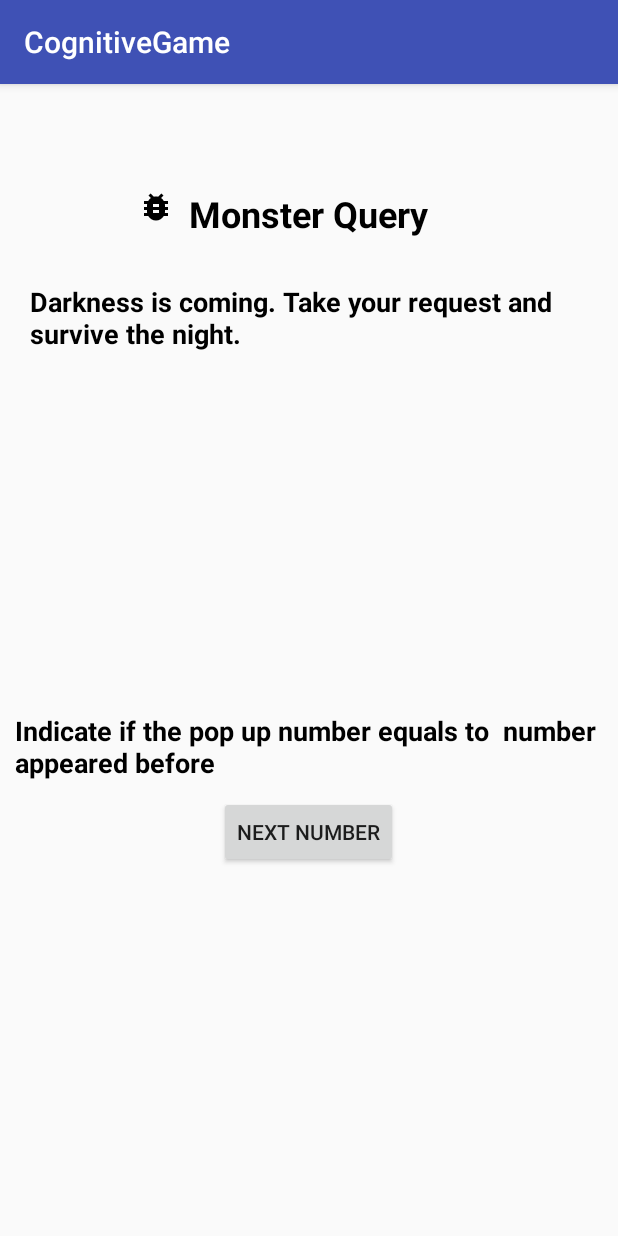
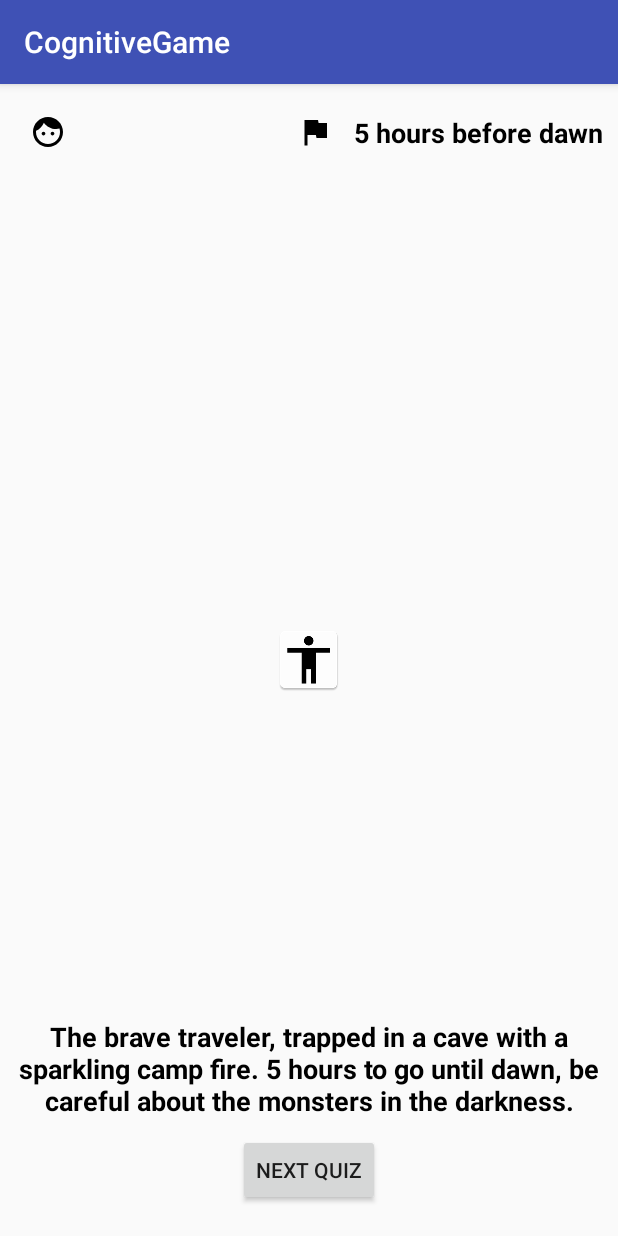
Before and after one commit to jiajiasheen/Cognitive-RPG-Game, an Android app: the screen it shows after launch (QuestionInterface before the commit, MainInterface after it), after a tap on "WELCOME", on a phone screen of 412 x 824 dp. Run offline under Robolectric (Android 15) with nearby library versions, the phone set to English and light mode, and no system bars; plain views replace HTextView.

Commit message:
fragment and layouts done

```diff
--- a/app/src/main/AndroidManifest.xml
+++ b/app/src/main/AndroidManifest.xml
@@ -15,8 +15,8 @@
                 <category android:name="android.intent.category.LAUNCHER" />
             </intent-filter>
         </activity>
-        <activity android:name=".Activity.Activity.StoryInterface"/>
-        <activity android:name=".Activity.Activity.QuestionInterface"/>
+        <activity android:name=".Activity.Activity.MainInterface"/>
+        <activity android:name=".Activity.Fragments.QuestionInterface"/>
     </application>
 
 </manifest>
--- a/app/src/main/java/tongzou/cognitivegame/Activity/Activity/MainActivity.java
+++ b/app/src/main/java/tongzou/cognitivegame/Activity/Activity/MainActivity.java
@@ -22,7 +22,6 @@ public class MainActivity extends AppCompatActivity {
 
         context = this;
 
-
         Button loginBtn = (Button) findViewById(R.id.login_btn);
         final EditText mEditTxt = (EditText) findViewById(R.id.login_input);
 
@@ -30,7 +29,7 @@ public class MainActivity extends AppCompatActivity {
             @Override
             public void onClick(View v) {
                 userName = mEditTxt.getText().toString();
-                Intent main_ui = new Intent(context, QuestionInterface.class);
+                Intent main_ui = new Intent(context, MainInterface.class).putExtra("uName", userName);
                 startActivity(main_ui);
                 finish();
             }
--- /dev/null
+++ b/app/src/main/java/tongzou/cognitivegame/Activity/Activity/MainInterface.java
@@ -0,0 +1,49 @@
+package tongzou.cognitivegame.Activity.Activity;
+
+import android.os.Bundle;
+import android.app.FragmentManager;
+import android.app.FragmentTransaction;
+import android.support.v7.app.AppCompatActivity;
+
+import java.util.ArrayList;
+
+import tongzou.cognitivegame.Activity.Fragments.StoryInterface;
+import tongzou.cognitivegame.R;
+
+/**
+ * Created by Draco on 2016-11-07.
+ */
+
+public class MainInterface extends AppCompatActivity {
+    public static String userName;
+    public static Integer hour_left;
+    public static ArrayList<Integer> time_consump_list;
+    public static ArrayList<Integer> accuracy_list;
+
+    @Override
+    protected void onCreate(Bundle savedInstanceState) {
+        super.onCreate(savedInstanceState);
+        setContentView(R.layout.main_interface);
+
+        userName = getIntent().getStringExtra("uName");
+        hour_left = 5;
+        time_consump_list = new ArrayList<>();
+        accuracy_list = new ArrayList<>();
+
+        if(savedInstanceState == null){
+            FragmentManager fragmentManager = getFragmentManager();
+            FragmentTransaction fragmentTransaction = fragmentManager.beginTransaction();
+            StoryInterface storyFragment = new StoryInterface();
+            fragmentTransaction.add(R.id.main_interface, storyFragment);
+            fragmentTransaction.commit();
+        }
+    }
+
+    @Override
+    public void onBackPressed() {
+        if(getFragmentManager().getBackStackEntryCount() != 0)
+            getFragmentManager().popBackStackImmediate();
+        else
+            super.onBackPressed();
+    }
+}
--- a/app/src/main/java/tongzou/cognitivegame/Activity/Activity/QuestionInterface.java
+++ /dev/null
@@ -1,111 +0,0 @@
-package tongzou.cognitivegame.Activity.Activity;
-
-import android.app.Activity;
-import android.content.Context;
-import android.content.DialogInterface;
-import android.content.Intent;
-import android.os.Bundle;
-import android.support.v7.app.AlertDialog;
-import android.support.v7.app.AppCompatActivity;
-import android.util.Log;
-import android.view.View;
-import android.widget.Button;
-import android.widget.TextSwitcher;
-import android.widget.TextView;
-
-import com.hanks.htextview.HTextView;
-
-import tongzou.cognitivegame.Activity.Class.QuestionRandomGenerator;
-import tongzou.cognitivegame.R;
-
-/**
- * Created by Draco on 2016-11-01.
- */
-
-public class QuestionInterface extends AppCompatActivity {
-    public int[] numbers;
-    public int pos = 0;
-    public Context context;
-    public Integer correct = 0;
-    public int nBack = 2;
-
-    @Override
-    protected void onCreate(Bundle savedInstanceState) {
-        super.onCreate(savedInstanceState);
-        setContentView(R.layout.quiz_layout);
-        context = this;
-
-        final HTextView nText = (HTextView) findViewById(R.id.N_Back_Number);
-
-        numbers = new QuestionRandomGenerator().generator(2);
-
-        nText.animateText(Integer.toString(numbers[pos]));
-
-        final Button nextNumBtn = (Button) findViewById(R.id.next_btn);
-        final Button corr_btn = (Button) findViewById(R.id.Correct);
-        final Button wron_btn = (Button) findViewById(R.id.Wrong);
-
-        nextNumBtn.setOnClickListener(new View.OnClickListener() {
-            @Override
-            public void onClick(View v) {
-                pos++;
-                nText.animateText(Integer.toString(numbers[pos]));
-                if(pos == 2) {
-                    nextNumBtn.setVisibility(View.GONE);
-                    corr_btn.setVisibility(View.VISIBLE);
-                    wron_btn.setVisibility(View.VISIBLE);
-                }
-            }
-        });
-
-        corr_btn.setOnClickListener(new View.OnClickListener() {
-            @Override
-            public void onClick(View v) {
-               //if(pos < numbers.length) {
-                if(numbers[pos] == numbers[pos - nBack]) {
-                    correct++;
-                    Log.i("===correct", correct+"" + " numbers last: " + numbers[pos - nBack] + " number this: " + numbers[pos] +"");
-                }
-                Log.i("correct", correct+"" + " numbers last: " + numbers[pos - nBack] + " number this: " + numbers[pos] +"");
-                updateTextView(nText);
-                //}else
-                //    FinishQuiz();
-            }
-        });
-
-        wron_btn.setOnClickListener(new View.OnClickListener() {
-            @Override
-            public void onClick(View v) {
-                if(numbers[pos] != numbers[pos - nBack]) {
-                    correct++;
-                    Log.i("===correct", correct+"" + " numbers last: " + numbers[pos - nBack] + " number this: " + numbers[pos] +"");
-                }
-                Log.i("correct", correct+"" + " numbers last: " + numbers[pos - nBack] + " number this: " + numbers[pos] +"");
-                updateTextView(nText);
-            }
-        });
-    }
-
-    public void updateTextView(HTextView textView){
-        pos++;
-        if(pos < numbers.length)
-            textView.animateText(Integer.toString(numbers[pos]));
-        else
-            FinishQuiz();
-    }
-
-    public void FinishQuiz(){
-        AlertDialog.Builder builder = new AlertDialog.Builder(context);
-        builder.setMessage(correct.toString() + " correct among " + (numbers.length - nBack) + "");
-        builder.setPositiveButton("Ok", new DialogInterface.OnClickListener() {
-            @Override
-            public void onClick(DialogInterface dialog, int which) {
-                Intent back_to_story = new Intent(context, StoryInterface.class);
-                startActivity(back_to_story);
-                ((Activity)context).finish();
-            }
-        });
-        builder.setCancelable(false);
-        builder.create().show();
-    }
-}
--- /dev/null
+++ b/app/src/main/java/tongzou/cognitivegame/Activity/Fragments/StoryInterface.java
@@ -0,0 +1,49 @@
+package tongzou.cognitivegame.Activity.Fragments;
+
+import android.app.Fragment;
+import android.app.FragmentTransaction;
+import android.os.Bundle;
+import android.app.FragmentManager;
+import android.view.LayoutInflater;
+import android.view.View;
+import android.view.ViewGroup;
+import android.widget.Button;
+import android.widget.TextView;
+
+import tongzou.cognitivegame.Activity.Activity.MainInterface;
+import tongzou.cognitivegame.R;
+
+/**
+ * Created by Draco on 2016-11-01.
+ */
+
+public class StoryInterface extends Fragment{
+    String userName = MainInterface.userName;
+    Integer hour = MainInterface.hour_left;
+    private View resultView;
+
+    @Override
+    public View onCreateView(LayoutInflater inflater, ViewGroup container, Bundle savedInstanceState) {
+        resultView = inflater.inflate(R.layout.story_layout, container, false);
+
+        TextView uName = (TextView) resultView.findViewById(R.id.uName);
+        uName.setText(userName);
+        TextView hours = (TextView) resultView.findViewById(R.id.hours);
+        hours.setText(hour.toString() + " hours before dawn");
+
+        Button tmp_button = (Button) resultView.findViewById(R.id.tmp_btn);
+        tmp_button.setOnClickListener(new View.OnClickListener() {
+            @Override
+            public void onClick(View v) {
+                FragmentManager fragmentManager = getFragmentManager();
+                QuestionInterface qi = new QuestionInterface();
+                FragmentTransaction ft = fragmentManager.beginTransaction();
+                ft.replace(R.id.main_interface, qi);
+                //ft.addToBackStack(null);
+                ft.commit();
+            }
+        });
+
+        return resultView;
+    }
+}
--- /dev/null
+++ b/app/src/main/res/drawable/ic_assistant_photo_black_24dp.xml
@@ -0,0 +1,9 @@
+<vector xmlns:android="http://schemas.android.com/apk/res/android"
+        android:width="24dp"
+        android:height="24dp"
+        android:viewportWidth="24.0"
+        android:viewportHeight="24.0">
+    <path
+        android:fillColor="#FF000000"
+        android:pathData="M14.4,6L14,4H5v17h2v-7h5.6l0.4,2h7V6z"/>
+</vector>
--- /dev/null
+++ b/app/src/main/res/drawable/ic_face_black_24dp.xml
@@ -0,0 +1,9 @@
+<vector xmlns:android="http://schemas.android.com/apk/res/android"
+        android:width="24dp"
+        android:height="24dp"
+        android:viewportWidth="24.0"
+        android:viewportHeight="24.0">
+    <path
+        android:fillColor="#FF000000"
+        android:pathData="M9,11.75c-0.69,0 -1.25,0.56 -1.25,1.25s0.56,1.25 1.25,1.25 1.25,-0.56 1.25,-1.25 -0.56,-1.25 -1.25,-1.25zM15,11.75c-0.69,0 -1.25,0.56 -1.25,1.25s0.56,1.25 1.25,1.25 1.25,-0.56 1.25,-1.25 -0.56,-1.25 -1.25,-1.25zM12,2C6.48,2 2,6.48 2,12s4.48,10 10,10 10,-4.48 10,-10S17.52,2 12,2zM12,20c-4.41,0 -8,-3.59 -8,-8 0,-0.29 0.02,-0.58 0.05,-0.86 2.36,-1.05 4.23,-2.98 5.21,-5.37C11.07,8.33 14.05,10 17.42,10c0.78,0 1.53,-0.09 2.25,-0.26 0.21,0.71 0.33,1.47 0.33,2.26 0,4.41 -3.59,8 -8,8z"/>
+</vector>
--- /dev/null
+++ b/app/src/main/res/layout/main_interface.xml
@@ -0,0 +1,7 @@
+<?xml version="1.0" encoding="utf-8"?>
+<LinearLayout xmlns:android="http://schemas.android.com/apk/res/android"
+    android:orientation="vertical" android:layout_width="match_parent"
+    android:layout_height="match_parent"
+    android:id="@+id/main_interface">
+
+</LinearLayout>
--- a/app/src/main/res/layout/quiz_layout.xml
+++ b/app/src/main/res/layout/quiz_layout.xml
@@ -4,18 +4,21 @@
     android:orientation="vertical" android:layout_width="match_parent"
     android:layout_height="match_parent">
 
-    <LinearLayout
-        android:id="@+id/space"
-        android:orientation="horizontal"
-        android:layout_width="match_parent"
-        android:layout_height="70sp"></LinearLayout>
+    <ImageView
+        android:id="@+id/quiz_instruction"
+        android:layout_width="30dp"
+        android:layout_height="30dp"
+        android:layout_alignParentRight="true"
+        android:layout_marginTop="30dp"
+        android:layout_marginRight="30dp"
+        android:src="@drawable/ic_live_help_black_24dp" />
 
     <RelativeLayout
         android:id="@+id/title_space"
         android:layout_width="match_parent"
         android:layout_height="wrap_content"
         android:orientation="horizontal"
-        android:layout_below="@+id/space"
+        android:layout_marginTop="30dp"
         android:layout_alignParentStart="true">
 
         <ImageView
@@ -23,6 +26,7 @@
             android:layout_width="wrap_content"
             android:layout_height="wrap_content"
             android:src="@drawable/ic_bug_report_black_24dp"
+            android:layout_centerVertical="true"
             android:layout_toStartOf="@+id/quiz_title" />
 
         <TextView
@@ -54,7 +58,7 @@
     <RelativeLayout
         android:id="@+id/number_space"
         android:layout_width="match_parent"
-        android:layout_height="200sp"
+        android:layout_height="320sp"
         android:layout_marginTop="20dp"
         android:layout_below="@+id/quiz_hint"
         android:layout_alignParentStart="true"
@@ -64,7 +68,7 @@
             android:id="@+id/N_Back_Number"
             android:layout_width="match_parent"
             android:layout_height="100dp"
-            android:textSize="65sp"
+            android:textSize="90sp"
             android:layout_centerInParent="true"
             htext:animateType="scale"
             android:gravity="center"
@@ -72,25 +76,14 @@
 
     </RelativeLayout>
 
-    <TextView
-        android:id="@+id/N_Back_hint"
-        android:layout_below="@+id/number_space"
-        android:layout_width="match_parent"
-        android:layout_height="wrap_content"
-        android:text="@string/n_back_hint"
-        android:layout_centerHorizontal="true"
-        android:textStyle="normal|bold"
-        android:textColor="@android:color/black"
-        android:textSize="18sp"
-        android:layout_marginLeft="20sp"
-        android:layout_marginTop="20sp"/>
 
     <Button
         android:id="@+id/next_btn"
         android:layout_width="wrap_content"
         android:layout_height="wrap_content"
+        android:layout_alignParentBottom="true"
+        android:layout_marginBottom="50dp"
         android:text="Next Number"
-        android:layout_below="@+id/N_Back_hint"
         android:layout_centerHorizontal="true"
         android:layout_marginTop="10dp"/>
 
@@ -98,7 +91,8 @@
         android:layout_width="match_parent"
         android:layout_height="wrap_content"
         android:orientation="horizontal"
-        android:layout_below="@+id/next_btn"
+        android:layout_alignParentBottom="true"
+        android:layout_marginBottom="50dp"
         android:layout_alignParentStart="true">
 
         <Button
--- a/app/src/main/res/layout/story_layout.xml
+++ b/app/src/main/res/layout/story_layout.xml
@@ -3,22 +3,32 @@
     android:orientation="vertical" android:layout_width="match_parent"
     android:layout_height="match_parent">
 
-    <Button
-        android:id="@+id/tmp_btn"
-        android:layout_centerHorizontal="true"
+    <ImageView
+        android:id="@+id/character_icon"
         android:layout_width="wrap_content"
         android:layout_height="wrap_content"
-        android:text="Temp Button"/>
+        android:src="@drawable/ic_face_black_24dp"
+        android:layout_marginTop="20dp"
+        android:layout_marginLeft="20dp"/>
 
     <TextView
         android:id="@+id/uName"
+        android:layout_marginTop="20dp"
+        android:layout_marginStart="50dp"
         android:layout_width="wrap_content"
         android:layout_height="wrap_content"
-        android:layout_alignParentLeft="true"
+        android:textSize="18sp"
+        android:textStyle="bold"
+        android:textColor="@android:color/background_dark" />
+
+    <ImageView
+        android:id="@+id/flag"
+        android:layout_width="wrap_content"
+        android:layout_height="wrap_content"
         android:layout_marginTop="20dp"
-        android:layout_marginLeft="20dp"
-        android:textSize="18sp"
-        android:textColor="@android:color/background_dark" />
+        android:layout_marginRight="190dp"
+        android:layout_alignParentRight="true"
+        android:src="@drawable/ic_assistant_photo_black_24dp"/>
 
     <TextView
         android:id="@+id/hours"
@@ -26,9 +36,11 @@
         android:layout_height="wrap_content"
         android:layout_alignParentRight="true"
         android:layout_marginTop="20dp"
-        android:layout_marginRight="20dp"
+        android:layout_marginRight="10dp"
         android:textSize="18sp"
+        android:textStyle="bold"
         android:textColor="@android:color/background_dark" />
+
 
     <ImageView
         android:id="@+id/somepic"
@@ -36,6 +48,12 @@
         android:layout_height="wrap_content"
         android:layout_centerInParent="true"
         android:src="@mipmap/ic_launcher"/>
+
+    <RelativeLayout
+        android:layout_width="match_parent"
+        android:layout_height="wrap_content"
+        android:layout_alignParentBottom="true"
+        android:layout_marginBottom="20dp">
 
         <TextView
             android:id="@+id/story_main"
@@ -47,8 +65,18 @@
             android:textSize="18sp"
             android:textColor="@android:color/background_dark"
             android:textStyle="normal|bold"
-        android:layout_alignParentBottom="true"
             android:textAlignment="center"
-        android:layout_marginBottom="20dp"/>
+            android:layout_marginBottom="10dp"/>
+
+        <Button
+            android:id="@+id/tmp_btn"
+            android:layout_width="wrap_content"
+            android:layout_height="wrap_content"
+            android:layout_below="@+id/story_main"
+            android:text="Next Quiz"
+            android:layout_centerHorizontal="true" />
 
     </RelativeLayout>
+
+
+</RelativeLayout>
--- a/app/src/main/res/values/strings.xml
+++ b/app/src/main/res/values/strings.xml
@@ -1,9 +1,8 @@
 <resources>
     <string name="app_name">CognitiveGame</string>
     <string name="login">Welcome</string>
-    <string name="brief_story">The brave traveler , trapped in a cave with a sparkling camp fire. 5 hours to go until dawn,
+    <string name="brief_story">The brave traveler, trapped in a cave with a sparkling camp fire. 5 hours to go until dawn,
     be careful about the monsters in the darkness.</string>
     <string name="monster_query">Monster Query</string>
     <string name="query_hints">Darkness is coming. Take your request and survive the night.</string>
-    <string name="n_back_hint">Indicate if the pop up number equals to <span id="number_of_n"></span> number appeared before</string>
 </resources>
```
Also changed, not shown: app/src/main/java/tongzou/cognitivegame/Activity/Activity/StoryInterface.java (deleted, +0 -40 lines), app/src/main/java/tongzou/cognitivegame/Activity/Fragments/QuestionInterface.java (added, +139 -0 lines), app/src/main/res/drawable/ic_live_help_black_24dp.xml (added, +9 -0 lines). Lines whose indentation alone changed are shown as unchanged.
